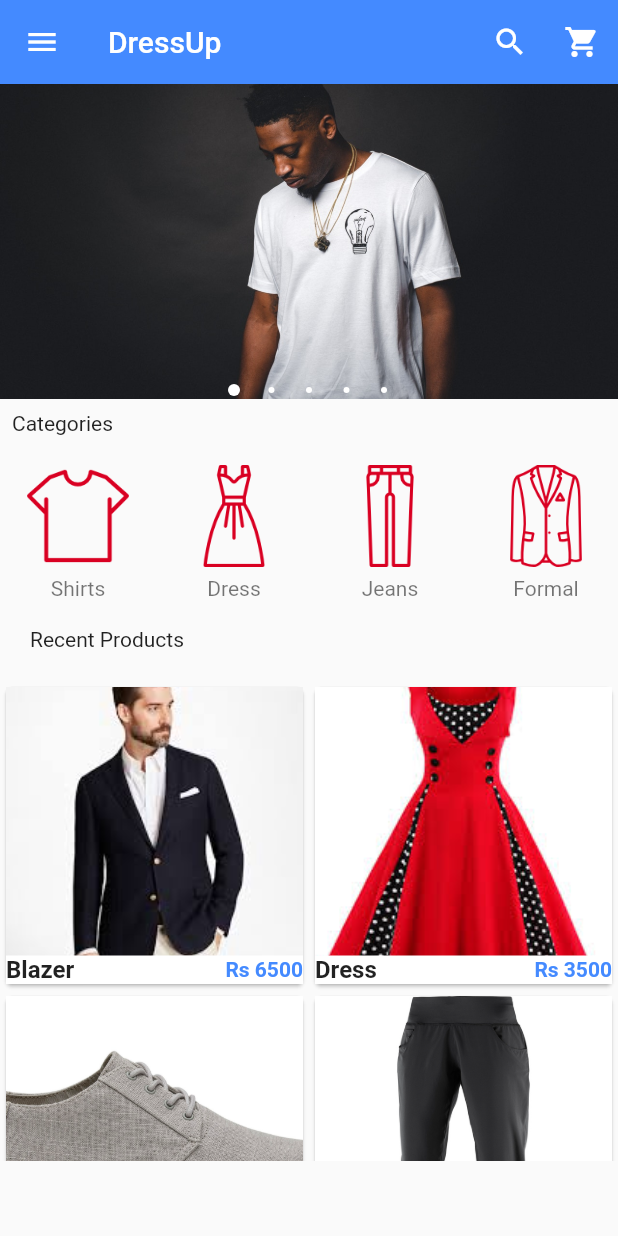
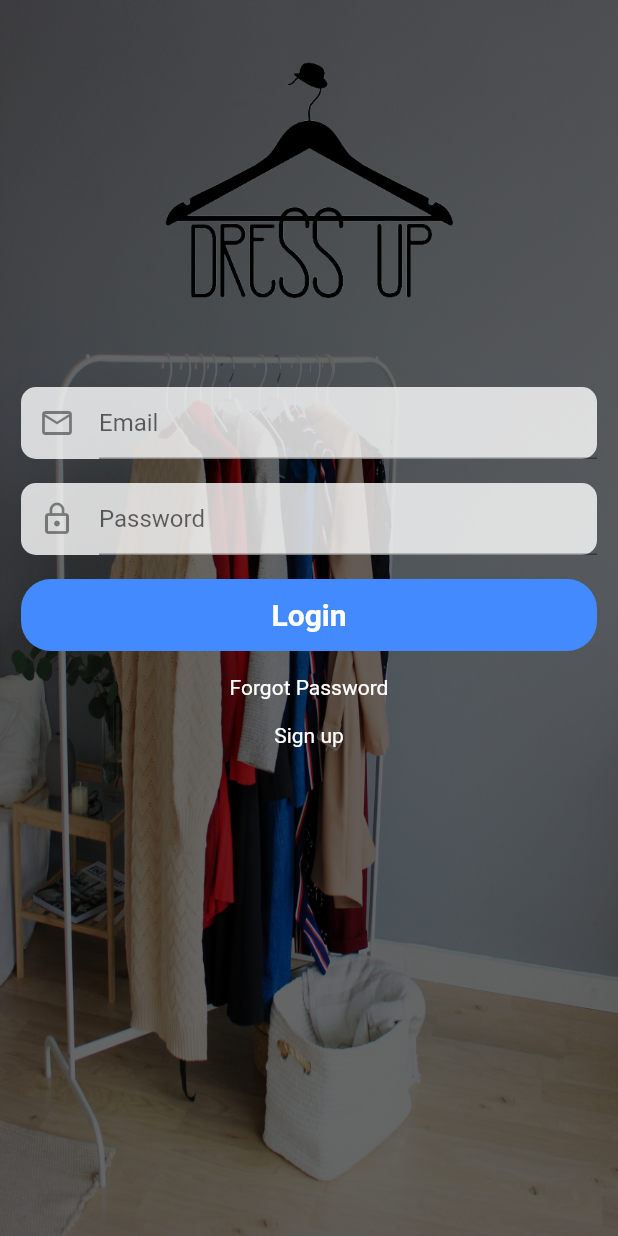
Before and after one commit to ZainHaiderPablo/flutter_ecommerceapp, a Flutter app: the screen it shows after launch, on a phone screen of 412 x 824 dp. Run offline on Flutter 3.47's test engine with Material 2 defaults, Android fonts, the phone set to English and light mode, and no system bars; drawn by our look-alikes of carousel_pro; our stand-ins replace cloud_firestore, firebase_auth, firebase_core, fluttertoast, google_sign_in, shared_preferences; accounts and stored records are empty.

Commit message:
User Login and Register

```diff
--- a/flutter_ecommerceapp/lib/Components/Horizontal_ListView.dart
+++ b/flutter_ecommerceapp/lib/Components/Horizontal_ListView.dart
@@ -4,7 +4,7 @@ class HorizontalList extends StatelessWidget {
   @override
   Widget build(BuildContext context) {
     return Container(
-      height: 100.0,
+      height: 40.0,
       child: ListView(
         scrollDirection: Axis.horizontal,
         children: <Widget>[
@@ -58,12 +58,12 @@ class Category extends StatelessWidget {
       child: InkWell(
         onTap: () {},
         child: Container(
-          width: 100.0,
+          width: 80.0,
           child: ListTile(
             title: Image.asset(
               image_location,
-              width: 100.0,
-              height: 80.0,
+              width: 40.0,
+              height: 40.0,
             ),
             subtitle: Container(
               alignment: Alignment.topCenter,
--- a/flutter_ecommerceapp/lib/Pages/Product_Details.dart
+++ b/flutter_ecommerceapp/lib/Pages/Product_Details.dart
@@ -1,5 +1,5 @@
 import 'package:flutter/material.dart';
-import 'package:flutter_ecommerceapp/home.dart';
+import 'home.dart';
 
 class ProductDetails extends StatefulWidget {
   final product_details_name;
--- a/flutter_ecommerceapp/lib/home.dart
+++ b/flutter_ecommerceapp/lib/Pages/home.dart
@@ -133,26 +133,30 @@ class _HomePageState extends State<HomePage> {
       ),
 
       // D R A W E R___B O D Y___E N D S
-      body: ListView(
+      body: Column(
         children: <Widget>[
           // I M A G E____C A R O U S E L
-          image_carousel,
+          //image_carousel,
           //P A D D I N G___W I D G E T
-          new Padding(padding: const EdgeInsets.all(8.0),
-          child: new Text('Categories'),),
+          new Padding(padding: const EdgeInsets.all(4.0),
+          child: Container(
+              alignment: Alignment.centerLeft,
+              child: new Text('Categories')),),
 
           // H O R I Z O N T A L___L I S T___V I E W
 
           HorizontalList(),
 
 
-          new Padding(padding: const EdgeInsets.all(20.0),
-            child: new Text('Recent Products'),),
+          new Padding(padding: const EdgeInsets.all(8.0),
+            child: Container(
+                alignment: Alignment.centerLeft,
+                child: new Text('Recent Products')),),
 
           // G R I D___V I E W
 
-          Container(
-            height: 320,
+          Flexible(
+
             child: Products(),
           )
 
--- /dev/null
+++ b/flutter_ecommerceapp/lib/Pages/login.dart
@@ -0,0 +1,236 @@
+import 'package:flutter/cupertino.dart';
+import 'package:flutter/material.dart';
+import 'package:flutter_ecommerceapp/Pages/Register.dart';
+import 'package:shared_preferences/shared_preferences.dart';
+import 'package:cloud_firestore/cloud_firestore.dart';
+import 'package:firebase_auth/firebase_auth.dart';
+import 'package:google_sign_in/google_sign_in.dart';
+import 'package:fluttertoast/fluttertoast.dart';
+import 'home.dart';
+
+class LoginPage extends StatefulWidget {
+  @override
+  _LoginPageState createState() => _LoginPageState();
+}
+
+class _LoginPageState extends State<LoginPage> {
+  final GoogleSignIn googleSignIn = new GoogleSignIn();
+  final FirebaseAuth firebaseAuth = FirebaseAuth.instance;
+  final _formKey = GlobalKey<FormState>();
+  TextEditingController _emailTextController = TextEditingController();
+  TextEditingController _passwordTextController = TextEditingController();
+
+  SharedPreferences preferences;
+  bool loading = false;
+  bool isLogedin = false;
+
+  @override
+  void initState() {
+    super.initState();
+    isSignedIn();
+  }
+
+  void isSignedIn() async {
+    setState(() {
+      loading = true;
+    });
+
+    preferences = await SharedPreferences.getInstance();
+    isLogedin = await googleSignIn.isSignedIn();
+    if (isLogedin) {
+      Navigator.pushReplacement(
+          context, MaterialPageRoute(builder: (context) => HomePage()));
+    }
+    setState(() {
+      loading = false;
+    });
+  }
+
+  Future handleSignIn() async {
+    preferences = await SharedPreferences.getInstance();
+    setState(() {
+      loading = true;
+    });
+    GoogleSignInAccount googleUser = await googleSignIn.signIn();
+    GoogleSignInAuthentication googleSignInAuthentication =
+        await googleUser.authentication;
+    AuthCredential credential = GoogleAuthProvider.credential(
+        idToken: googleSignInAuthentication.idToken,
+        accessToken: googleSignInAuthentication.accessToken);
+    User firebaseuser =
+        (await firebaseAuth.signInWithCredential(credential)).user;
+
+    if (firebaseuser != null) {
+      final QuerySnapshot result = await FirebaseFirestore.instance
+          .collection("users")
+          .where("id", isEqualTo: firebaseuser.uid)
+          .get();
+      final List<DocumentSnapshot> documents = result.docs;
+      if (documents.length == 0) {
+        // insert the user to our collection
+        FirebaseFirestore.instance
+            .collection("users")
+            .doc(firebaseuser.uid)
+            .set({
+          "id": firebaseuser.uid,
+          "username": firebaseuser.displayName,
+          "profilePic": firebaseuser.photoURL
+        });
+        await preferences.setString("id", firebaseuser.uid);
+        await preferences.setString("username", firebaseuser.displayName);
+        await preferences.setString("photoUrl", firebaseuser.displayName);
+      } else {
+        await preferences.setString("id", documents[0]['id']);
+        await preferences.setString("username", documents[0]['username']);
+        await preferences.setString("photoUrl", documents[0]['photoUrl']);
+      }
+      Fluttertoast.showToast(msg: "Login was Successful");
+      setState(() {
+        loading = false;
+      });
+
+      Navigator.pushReplacement(
+          context, MaterialPageRoute(builder: (context) => HomePage()));
+    } else {
+      Fluttertoast.showToast(msg: "Login Failed");
+    }
+  }
+
+  @override
+  Widget build(BuildContext context) {
+    return Scaffold(
+      body: Stack(
+        children: <Widget>[
+          Image.asset(
+            'assets/images/dressing.jpg',
+            fit: BoxFit.fill,
+            width: double.infinity,
+            height: double.infinity,
+          ),
+
+          Container(
+            color: Colors.black.withOpacity(0.6),
+            width: double.infinity,
+            height: double.infinity,
+          ),
+          Container(
+            alignment: Alignment.topCenter,
+            child: Image.asset('assets/images/logo.png',
+                width: 280.0, height: 240.0),
+          ),
+            Center(
+              child: Padding(
+                padding: const EdgeInsets.only(top:250.0),
+                child: Center(
+                      child: Form(
+                          key: _formKey,
+                          child: ListView(
+                            children: <Widget>[
+                              Padding(
+                                padding: const EdgeInsets.fromLTRB(14.0 , 8.0 , 14.0 , 8.0),
+                                child: Material(
+                                  borderRadius: BorderRadius.circular(10.0),
+                                  color: Colors.white.withOpacity(0.8),
+                                  elevation: 0.0,
+                                  child: Padding(
+                                    padding: const EdgeInsets.only(left:12.0),
+                                    child: TextFormField(
+                                      controller: _emailTextController,
+                                      decoration: InputDecoration(
+                                        hintText: "Email",
+                                        icon: Icon(Icons.email_outlined),
+                                      ),
+                                      // ignore: missing_return
+                                      validator: (value) {
+                                        if(value.isEmpty) {
+                                          Pattern pattern = r'^(([^<>()[\]\\.,;:\s@\"]+(\.[^<>()[\]\\.,;:\s@\"]+)*)|(\".+\"))@((\[[0-9]{1,3}\.[0-9]{1,3}\.[0-9]{1,3}\.[0-9]{1,3}\])|(([a-zA-Z\-0-9]+\.)+[a-zA-Z]{2,}))$';
+                                          RegExp regex = new RegExp(pattern);
+                                          if (!regex.hasMatch(value))
+                                            return 'Please make sure your email address is valid';
+                                          else
+                                            return null;
+                                        }
+                                      },
+                                    ),
+                                  ),
+                                ),
+                              ),
+                              Padding(
+                                padding: const EdgeInsets.fromLTRB(14.0 , 8.0 , 14.0 , 8.0),
+                                child: Material(
+                                  borderRadius: BorderRadius.circular(10.0),
+                                  color: Colors.white.withOpacity(0.8),
+                                  elevation: 0.0,
+                                  child: Padding(
+                                    padding: const EdgeInsets.only(left:12.0),
+                                    child: TextFormField(
+                                      controller: _passwordTextController,
+                                      decoration: InputDecoration(
+                                        hintText: "Password",
+                                        icon: Icon(Icons.lock_outline),
+                                      ),
+                                      // ignore: missing_return
+                                      validator: (value){
+                                        if(value.isEmpty) {
+                                          return "Please Enter Password" ;
+                                        }else if(value.length < 6){
+                                          return " Password must be alteast 6 Characters";
+                                        }
+                                        return null;
+                                      },
+
+                                    ),
+                                  ),
+                                ),
+                              ),
+                              Padding(
+                                padding: const EdgeInsets.fromLTRB(14.0 , 8.0 , 14.0 , 8.0),
+                                child: Material(
+                                  borderRadius: BorderRadius.circular(20.0),
+                                  color: Colors.blueAccent,
+                                  elevation: 0.0,
+                                  child: MaterialButton(onPressed: (){},
+                                  minWidth: MediaQuery.of(context).size.width,
+                                  child: Text("Login" , textAlign: TextAlign.center,
+                                  style: TextStyle(color: Colors.white , fontWeight: FontWeight.bold, fontSize: 20.0 ),),)
+                                ),
+                              ),
+                             Padding(
+                                 padding: const EdgeInsets.all(8.0),
+                                 child: Text("Forgot Password" , textAlign: TextAlign.center, style: TextStyle(color: Colors.white, fontWeight: FontWeight.w400),
+                                 ),
+                             ),
+                             // Expanded(child: Container()),
+
+                              Padding(padding: const EdgeInsets.all(8.0),
+                              child : InkWell(
+                                  onTap:(){
+                                    Navigator.push(context, MaterialPageRoute(builder: (context)=>Register()));
+                                  } ,
+                                  child: Text("Sign up" , textAlign: TextAlign.center ,style: TextStyle(color: Colors.white),))
+                              ),
+                            ],
+                          )
+                      )
+                ),
+              ),
+            ),
+
+
+          Visibility(
+            visible: loading ?? true,
+            child: Center(
+              child: Container(
+                alignment: Alignment.center,
+                color: Colors.white.withOpacity(0.9),
+                child: CircularProgressIndicator(
+                  valueColor: AlwaysStoppedAnimation<Color>(Colors.red),
+                ),
+              ),
+            ),
+          )
+        ],
+      ),
+    );
+  }
+}
```
Also changed, not shown: flutter_ecommerceapp/lib/Components/products.dart (+18 -3 lines), flutter_ecommerceapp/lib/Pages/Register.dart (added, +260 -0 lines), flutter_ecommerceapp/lib/main.dart (+12 -18 lines), flutter_ecommerceapp/pubspec.yaml (+9 -24 lines), flutter_ecommerceapp/assets/images/dressing.jpg (added), flutter_ecommerceapp/assets/images/google.png (added), flutter_ecommerceapp/assets/images/login_background.jpg (added), flutter_ecommerceapp/assets/images/logo.png (added), flutter_ecommerceapp/pubspec.lock, 3 other files.
